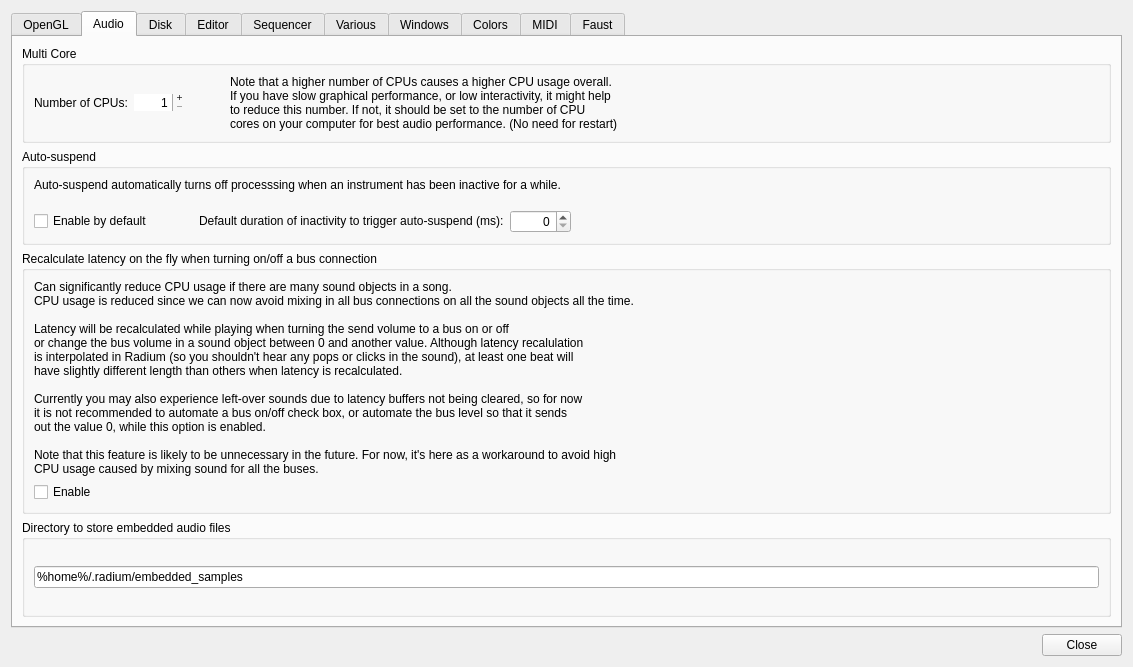
kmatheussen/radium, file Qt/qt4_preferences.ui: the form before one commit.
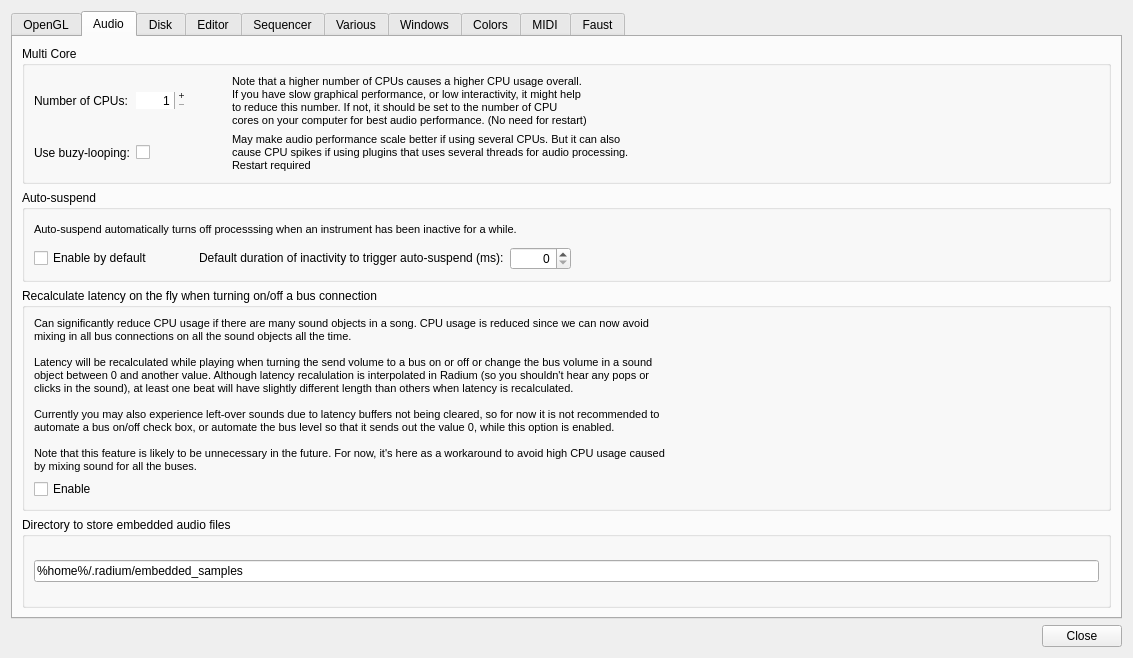
The form after the commit.

Commit message: audio: Make it optional whether to use buzy looping as synchronization primitive in the multicore scheduler. Buzy looping may cause spikes when a plugin uses more than one thread to process audio.

Diff of the .ui file:
```diff
--- a/Qt/qt4_preferences.ui
+++ b/Qt/qt4_preferences.ui
@@ -7,7 +7,7 @@
     <x>0</x>
     <y>0</y>
     <width>1133</width>
-    <height>667</height>
+    <height>658</height>
    </rect>
   </property>
   <property name="windowTitle">
@@ -555,11 +555,15 @@
          <property name="title">
           <string>Multi Core</string>
          </property>
-         <layout class="QVBoxLayout" name="verticalLayout_3">
-          <item>
-           <layout class="QHBoxLayout" name="horizontalLayout">
-            <item>
+         <layout class="QGridLayout" name="gridLayout_8">
+          <item row="1" column="0">
              <widget class="QLabel" name="label_3">
+            <property name="sizePolicy">
+             <sizepolicy hsizetype="Fixed" vsizetype="Preferred">
+              <horstretch>0</horstretch>
+              <verstretch>0</verstretch>
+             </sizepolicy>
+            </property>
               <property name="font">
                <font>
                 <weight>50</weight>
@@ -571,10 +575,49 @@
               </property>
              </widget>
             </item>
-            <item>
+          <item row="2" column="2">
+           <spacer name="horizontalSpacer_15">
+            <property name="orientation">
+             <enum>Qt::Horizontal</enum>
+            </property>
+            <property name="sizeType">
+             <enum>QSizePolicy::Fixed</enum>
+            </property>
+            <property name="sizeHint" stdset="0">
+             <size>
+              <width>40</width>
+              <height>20</height>
+             </size>
+            </property>
+           </spacer>
+          </item>
+          <item row="2" column="1">
+           <widget class="QCheckBox" name="buzy_looping">
+            <property name="text">
+             <string/>
+            </property>
+           </widget>
+          </item>
+          <item row="1" column="2">
+           <spacer name="horizontalSpacer">
+            <property name="orientation">
+             <enum>Qt::Horizontal</enum>
+            </property>
+            <property name="sizeType">
+             <enum>QSizePolicy::Fixed</enum>
+            </property>
+            <property name="sizeHint" stdset="0">
+             <size>
+              <width>40</width>
+              <height>20</height>
+             </size>
+            </property>
+           </spacer>
+          </item>
+          <item row="1" column="1">
              <widget class="QSpinBox" name="numCPUs">
               <property name="sizePolicy">
-               <sizepolicy hsizetype="Minimum" vsizetype="Fixed">
+             <sizepolicy hsizetype="Fixed" vsizetype="Fixed">
                 <horstretch>0</horstretch>
                 <verstretch>0</verstretch>
                </sizepolicy>
@@ -617,43 +660,36 @@
               </property>
              </widget>
             </item>
-            <item>
-             <spacer name="horizontalSpacer">
-              <property name="orientation">
-               <enum>Qt::Horizontal</enum>
-              </property>
-              <property name="sizeType">
-               <enum>QSizePolicy::Fixed</enum>
-              </property>
-              <property name="sizeHint" stdset="0">
-               <size>
-                <width>40</width>
-                <height>20</height>
-               </size>
-              </property>
-             </spacer>
-            </item>
-            <item>
+          <item row="2" column="0">
+           <widget class="QLabel" name="label_15">
+            <property name="text">
+             <string>Use buzy-looping:</string>
+            </property>
+           </widget>
+          </item>
+          <item row="1" column="3">
              <widget class="QLabel" name="label_4">
+            <property name="font">
+             <font>
+              <pointsize>8</pointsize>
+             </font>
+            </property>
               <property name="text">
                <string>&lt;html&gt;&lt;head/&gt;&lt;body&gt;&lt;p&gt;&lt;span style=&quot; color:#000000;&quot;&gt;Note that a higher number of CPUs causes a higher CPU usage overall.&lt;br/&gt;If you have slow graphical performance, or low interactivity, it might help&lt;br/&gt;to reduce this number. If not, it should be set to the number of CPU&lt;br/&gt;cores on your computer for best audio performance.&lt;/span&gt;  (No need for restart)&lt;/p&gt;&lt;/body&gt;&lt;/html&gt;</string>
               </property>
              </widget>
             </item>
-            <item>
-             <spacer name="horizontalSpacer_15">
-              <property name="orientation">
-               <enum>Qt::Horizontal</enum>
-              </property>
-              <property name="sizeHint" stdset="0">
-               <size>
-                <width>40</width>
-                <height>20</height>
-               </size>
-              </property>
-             </spacer>
-            </item>
-           </layout>
+          <item row="2" column="3">
+           <widget class="QLabel" name="label_16">
+            <property name="font">
+             <font>
+              <pointsize>8</pointsize>
+             </font>
+            </property>
+            <property name="text">
+             <string>&lt;html&gt;&lt;head/&gt;&lt;body&gt;&lt;span style=&quot; color:#000000;&quot;&gt;May make audio performance scale better if using several CPUs. But it can also&lt;br&gt;cause CPU spikes if using plugins that uses several threads for audio processing.&lt;/span&gt;&lt;br&gt;Restart required&lt;/body&gt;&lt;/html&gt;</string>
+            </property>
+           </widget>
           </item>
          </layout>
         </widget>
@@ -672,24 +708,17 @@
          <layout class="QVBoxLayout" name="verticalLayout_8">
           <item>
            <widget class="QLabel" name="label_13">
+            <property name="font">
+             <font>
+              <pointsize>8</pointsize>
+             </font>
+            </property>
             <property name="text">
-             <string>&lt;html&gt;&lt;head/&gt;&lt;body&gt;&lt;p&gt;Auto-suspend automatically turns off processsing when an instrument has been inactive for a while.&lt;/p&gt;&lt;/body&gt;&lt;/html&gt;</string>
+             <string>&lt;html&gt;&lt;head/&gt;&lt;body&gt;&lt;span style=&quot; color:#000000;&quot;&gt;Auto-suspend automatically turns off processsing when an instrument has been inactive for a while.&lt;/span&gt;&lt;/body&gt;&lt;/html&gt;
+</string>
             </property>
            </widget>
           </item>
-          <item>
-           <spacer name="verticalSpacer_11">
-            <property name="orientation">
-             <enum>Qt::Vertical</enum>
-            </property>
-            <property name="sizeHint" stdset="0">
-             <size>
-              <width>20</width>
-              <height>10</height>
-             </size>
-            </property>
-           </spacer>
-          </item>
           <item>
            <layout class="QHBoxLayout" name="horizontalLayout_10">
             <item>
@@ -784,26 +813,23 @@
            <widget class="QLabel" name="label_14">
             <property name="font">
              <font>
-              <weight>50</weight>
-              <bold>false</bold>
+              <pointsize>8</pointsize>
              </font>
             </property>
             <property name="text">
              <string>&lt;html&gt;&lt;head/&gt;&lt;body&gt;&lt;span style=&quot; color:#000000;&quot;&gt;
-Can significantly reduce CPU usage if there are many sound objects in a song.&lt;br/&gt;
-CPU usage is reduced since we can now avoid mixing in all bus connections on all the sound objects all the time.&lt;br/&gt;
+Can significantly reduce CPU usage if there are many sound objects in a song. CPU usage is reduced since we can now avoid&lt;br&gt;
+mixing in all bus connections on all the sound objects all the time.&lt;br/&gt;
 &lt;br/&gt;
-Latency will be recalculated while playing when turning the send volume to a bus on or off&lt;br/&gt;
-or change the bus volume in a sound object between 0 and another value. Although latency recalulation&lt;br/&gt;
-is interpolated in Radium (so you shouldn't hear any pops or clicks in the sound), at least one beat will&lt;br/&gt;
-have slightly different length than others when latency is recalculated.&lt;br/&gt;
+Latency will be recalculated while playing when turning the send volume to a bus on or off or change the bus volume in a sound&lt;br&gt;
+object between 0 and another value. Although latency recalulation is interpolated in Radium (so you shouldn't hear any pops or&lt;br&gt;
+clicks in the sound), at least one beat will have slightly different length than others when latency is recalculated.&lt;br/&gt;
 &lt;br/&gt;
-Currently you may also experience left-over sounds due to latency buffers not being cleared, so for now &lt;br/&gt;
-it is not recommended to automate a bus on/off check box, or automate the bus level so that it sends&lt;br/&gt;
-out the value 0, while this option is enabled.&lt;br/&gt;
+Currently you may also experience left-over sounds due to latency buffers not being cleared, so for now it is not recommended to&lt;br&gt;
+automate a bus on/off check box, or automate the bus level so that it sends out the value 0, while this option is enabled.&lt;br/&gt;
 &lt;br/&gt;
-Note that this feature is likely to be unnecessary in the future. For now, it's here as a workaround to avoid high&lt;br/&gt;
-CPU usage caused by mixing sound for all the buses.
+Note that this feature is likely to be unnecessary in the future. For now, it's here as a workaround to avoid high CPU usage caused&lt;br&gt;
+by mixing sound for all the buses.
 &lt;/span&gt;&lt;/body&gt;&lt;/html&gt;</string>
             </property>
            </widget>
```
Left out of the diff: 8 changed lines with no effect on the pictures. Lines whose indentation alone changed are shown as unchanged. The commit also changes 5 other files.
